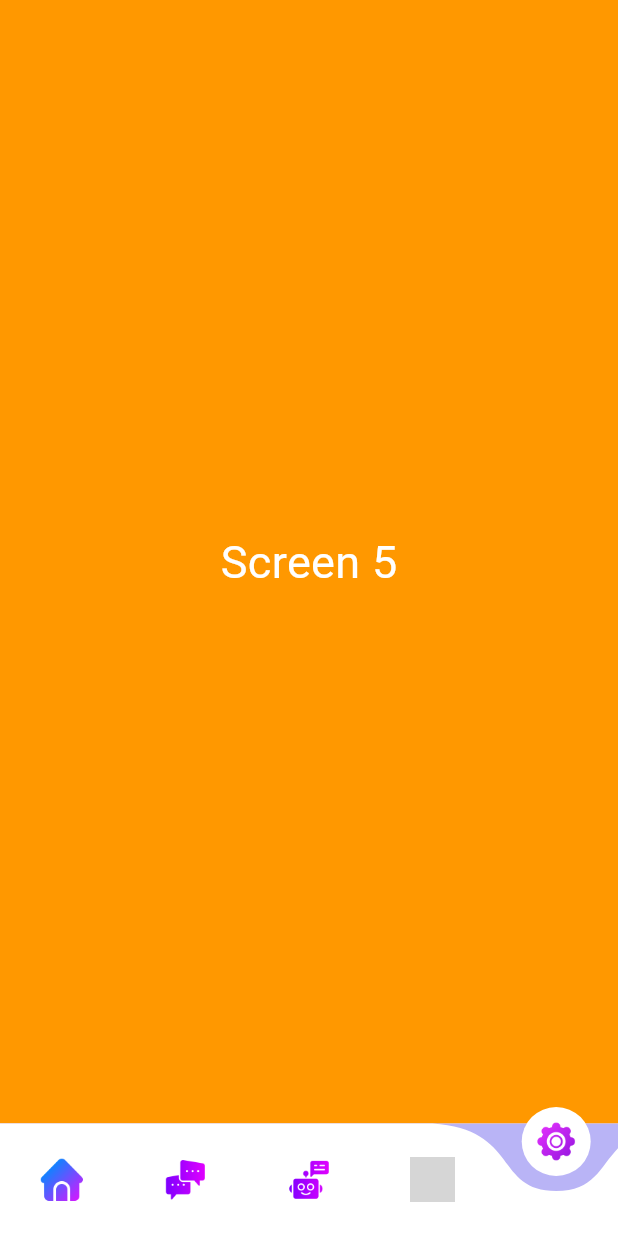
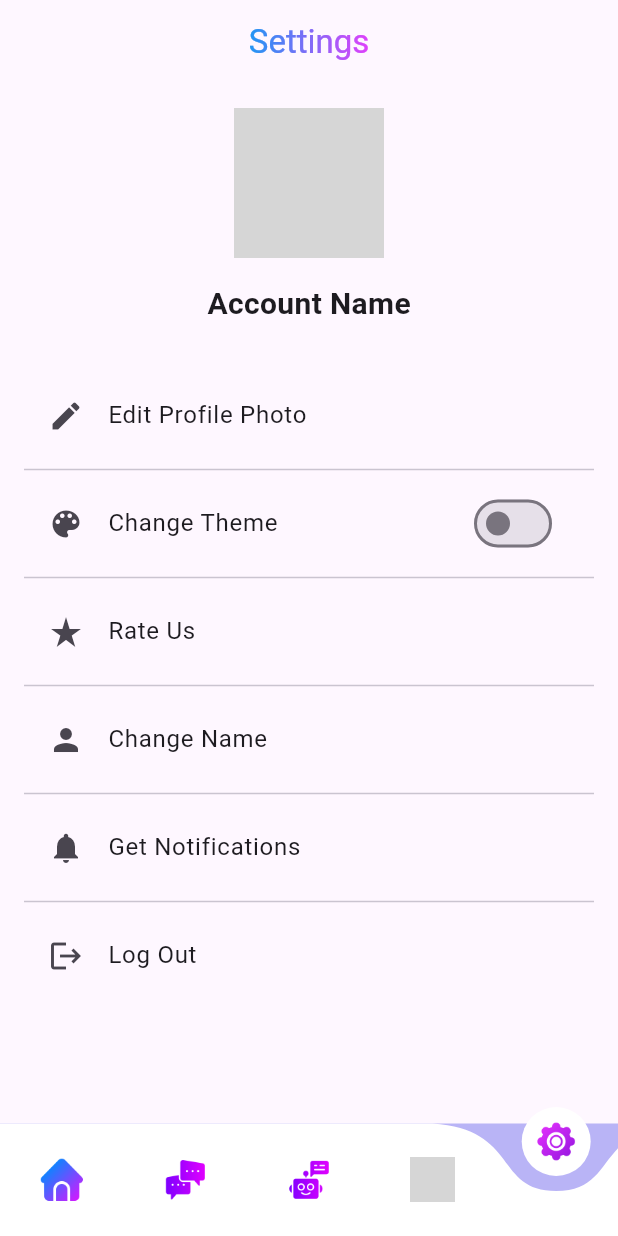
Before and after one commit to MohamedAdel022/University-Companion-, a Flutter app: the MyHomePage screen opened directly, swiped to page 5, on a phone screen of 412 x 824 dp. Run offline on Flutter 3.47's test engine with Material 3 defaults, Android fonts, the light colour scheme and no system bars; drawn by our look-alikes of curved_navigation_bar; our stand-ins replace image_picker; network calls fail; grey boxes are pictures that could not be loaded.

Commit message:
settings

```diff
--- a/lib/screens/home_screen.dart
+++ b/lib/screens/home_screen.dart
@@ -4,6 +4,7 @@ import 'package:test/screens/bots_screen.dart';
 import 'package:test/screens/chat_page.dart';
 import 'package:test/screens/courses_screen.dart';
 import 'package:test/screens/posts_page.dart';
+import 'package:test/screens/settings.dart';
 
 class MyHomePage extends StatefulWidget {
   const MyHomePage({super.key});
@@ -20,8 +21,8 @@ class _MyHomePageState extends State<MyHomePage> {
     PostPage(),
     const ChatPage(),
     BotsScreen(),
-    CoursesPage(),
-    const ScreenPage(color: Colors.orange, text: 'Screen 5'),
+    const CoursesPage(),
+    const SettingsPage(),
   ];
 
   void _onPageChanged(int index) {
@@ -70,23 +71,3 @@ class _MyHomePageState extends State<MyHomePage> {
     );
   }
 }
-
-class ScreenPage extends StatelessWidget {
-  final Color color;
-  final String text;
-
-  const ScreenPage({super.key, required this.color, required this.text});
-
-  @override
-  Widget build(BuildContext context) {
-    return Scaffold(
-      backgroundColor: color,
-      body: Center(
-        child: Text(
-          text,
-          style: const TextStyle(fontSize: 30, color: Colors.white),
-        ),
-      ),
-    );
-  }
-}
--- /dev/null
+++ b/lib/screens/settings.dart
@@ -0,0 +1,144 @@
+import 'package:flutter/material.dart';
+
+class SettingsPage extends StatefulWidget {
+  const SettingsPage({super.key});
+
+  @override
+  _SettingsPageState createState() => _SettingsPageState();
+}
+
+class _SettingsPageState extends State<SettingsPage> {
+  bool _isDarkMode = false;
+
+  void _toggleTheme(bool value) {
+    setState(() {
+      _isDarkMode = value;
+    });
+
+    if (_isDarkMode) {
+      // Enable dark mode
+      _setDarkMode(context);
+    } else {
+      // Enable light mode
+      _setLightMode(context);
+    }
+  }
+
+  void _setDarkMode(BuildContext context) {
+    ThemeData darkTheme = ThemeData.dark().copyWith(
+      primaryColor: Colors.blue,
+      colorScheme:
+          ColorScheme.fromSwatch().copyWith(secondary: Colors.purpleAccent),
+    );
+
+    // Update the theme
+  }
+
+  void _setLightMode(BuildContext context) {
+    ThemeData lightTheme = ThemeData.light().copyWith(
+      primaryColor: Colors.blue,
+      colorScheme:
+          ColorScheme.fromSwatch().copyWith(secondary: Colors.purpleAccent),
+    );
+
+    // Update the theme
+  }
+
+  @override
+  Widget build(BuildContext context) {
+    return Scaffold(
+      appBar: AppBar(
+        automaticallyImplyLeading: false,
+        title: ShaderMask(
+          shaderCallback: (bounds) => const LinearGradient(
+            colors: [Colors.blue, Colors.purpleAccent],
+            begin: Alignment.centerLeft,
+            end: Alignment.centerRight,
+          ).createShader(bounds),
+          child: const Text(
+            'Settings',
+            style: TextStyle(color: Colors.white),
+          ),
+        ),
+        centerTitle: true,
+      ),
+      body: ListView(
+        padding: const EdgeInsets.all(16.0),
+        children: [
+          const Center(
+            child: Column(
+              children: [
+                CircleAvatar(
+                  radius: 50,
+                  backgroundImage: NetworkImage(
+                      'https://via.placeholder.com/150'), // Replace with the actual image URL
+                ),
+                SizedBox(height: 16.0),
+                Text(
+                  'Account Name', // Replace with the actual account name
+                  style: TextStyle(
+                    fontSize: 20,
+                    fontWeight: FontWeight.bold,
+                  ),
+                ),
+              ],
+            ),
+          ),
+          const SizedBox(
+              height:
+                  32.0), // Add some spacing between the profile section and the settings list
+          ListTile(
+            leading: const Icon(Icons.edit),
+            title: const Text('Edit Profile Photo'),
+            onTap: () {
+              // Navigate to edit profile photo page
+            },
+          ),
+          const Divider(),
+          ListTile(
+            leading: const Icon(Icons.color_lens),
+            title: const Text('Change Theme'),
+            trailing: Switch(
+              value: _isDarkMode,
+              onChanged: (value) {
+                _toggleTheme(value);
+              },
+            ),
+          ),
+          const Divider(),
+          ListTile(
+            leading: const Icon(Icons.star_rate),
+            title: const Text('Rate Us'),
+            onTap: () {
+              // Handle rate us
+            },
+          ),
+          const Divider(),
+          ListTile(
+            leading: const Icon(Icons.person),
+            title: const Text('Change Name'),
+            onTap: () {
+              // Navigate to change name page
+            },
+          ),
+          const Divider(),
+          ListTile(
+            leading: const Icon(Icons.notifications),
+            title: const Text('Get Notifications'),
+            onTap: () {
+              // Navigate to notifications settings page
+            },
+          ),
+          const Divider(),
+          ListTile(
+            leading: const Icon(Icons.logout),
+            title: const Text('Log Out'),
+            onTap: () {
+              // Handle log out
+            },
+          ),
+        ],
+      ),
+    );
+  }
+}
```
